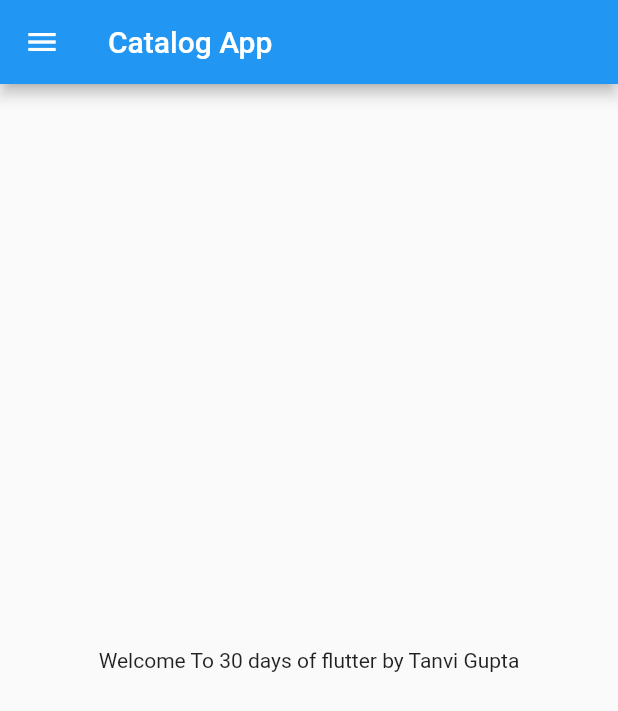
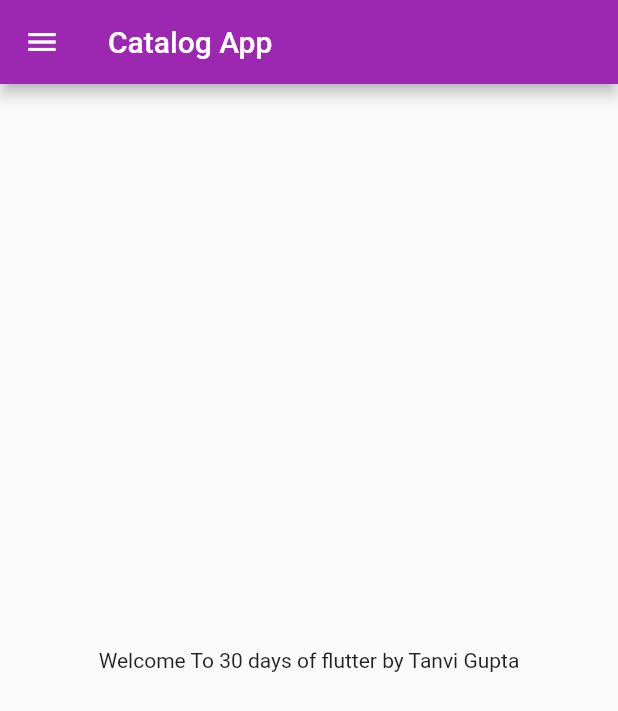
Before and after one commit to Tanvi129/30DaysFlutter, a Flutter app: the screen it shows after launch, on a phone screen of 412 x 824 dp. Shown: the top 711 px of the screen. Run offline on Flutter 3.47's test engine with Material 2 defaults, Android fonts, the phone set to English and light mode, and no system bars.

Commit message:
Themes and font

```diff
--- a/lib/main.dart
+++ b/lib/main.dart
@@ -1,5 +1,6 @@
 import 'package:flutter/material.dart';
-import 'package:flutter_app_first/home_page.dart';
+import 'package:flutter_app_first/pages/home_page.dart';
+import 'package:flutter_app_first/pages/login_page.dart';
 
 void main(List<String> args) {
   runApp(MyApp());
@@ -11,7 +12,23 @@ class MyApp extends StatelessWidget {
   @override
   Widget build(BuildContext context) {
     return MaterialApp(
-      home: HomePage(),
+      themeMode: ThemeMode.light,
+      darkTheme: ThemeData(
+        primarySwatch: Colors.amber,
+
+      ),
+      theme: ThemeData(
+        primarySwatch: Colors.purple,
+
+      ),
+
+      initialRoute: "/home",
+      routes: {
+        "/" : (context )=> LoginPage(),
+        "/home" : (context )=> HomePage(),
+        "/login" : (context )=> LoginPage(),
+      },
+
     );
   }
 }
```
Also changed, not shown: lib/pages/login_page.dart (added, +22 -0 lines), lib/pages/home_page.dart (renamed from lib/home_page.dart).
